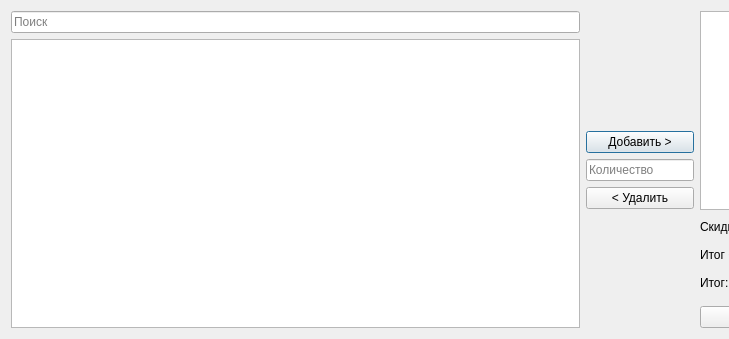
Before: the Qt Designer form dialog_create_order.ui in MukizuL/Retail-Sale-App, drawn with Qt 5; both pictures show x 0 to 729 and y 0 to 339 of the 1280 by 339 pixel window.
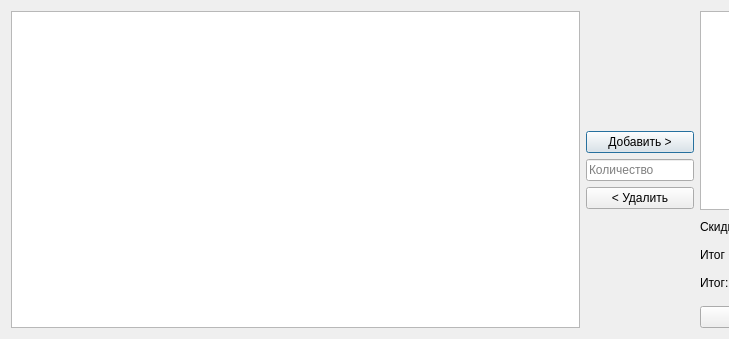
After: the same form once the commit is applied.

Commit message: Not implementing search

Diff of the .ui file:
```diff
--- a/dialog_create_order.ui
+++ b/dialog_create_order.ui
@@ -31,13 +31,6 @@
      <property name="rightMargin">
       <number>0</number>
      </property>
-     <item>
-      <widget class="QLineEdit" name="lineEdit_search">
-       <property name="placeholderText">
-        <string>Поиск</string>
-       </property>
-      </widget>
-     </item>
      <item>
       <widget class="QTableView" name="tableView_goods">
        <property name="sizeAdjustPolicy">
```
The commit also changes 3 other files.
